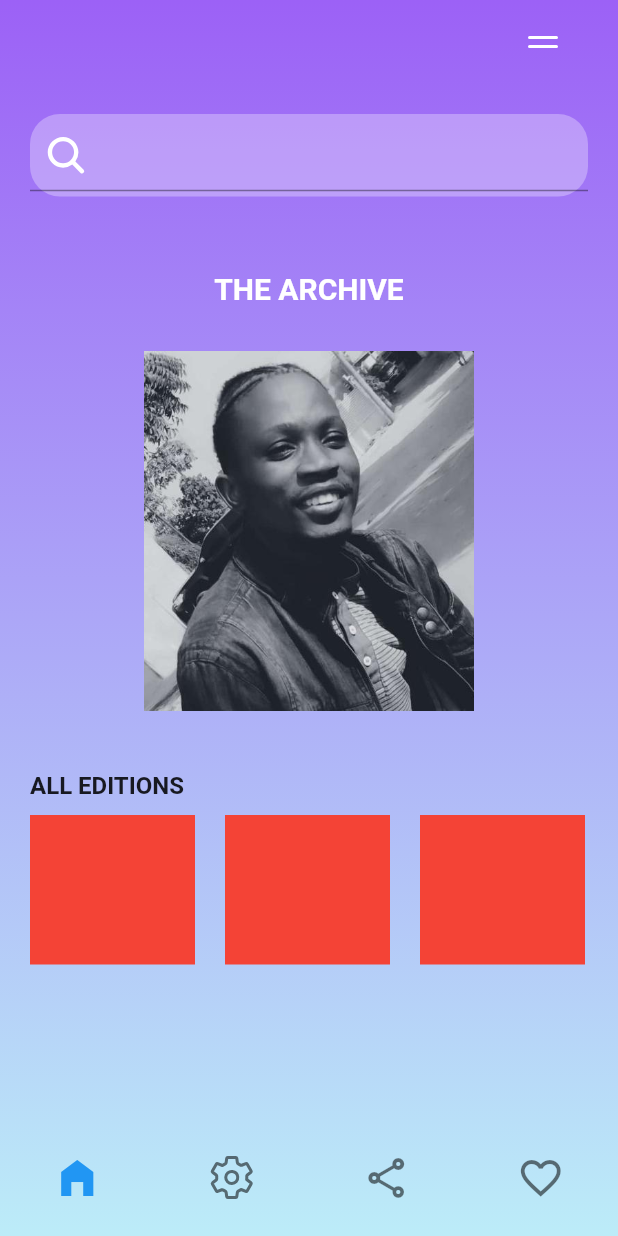
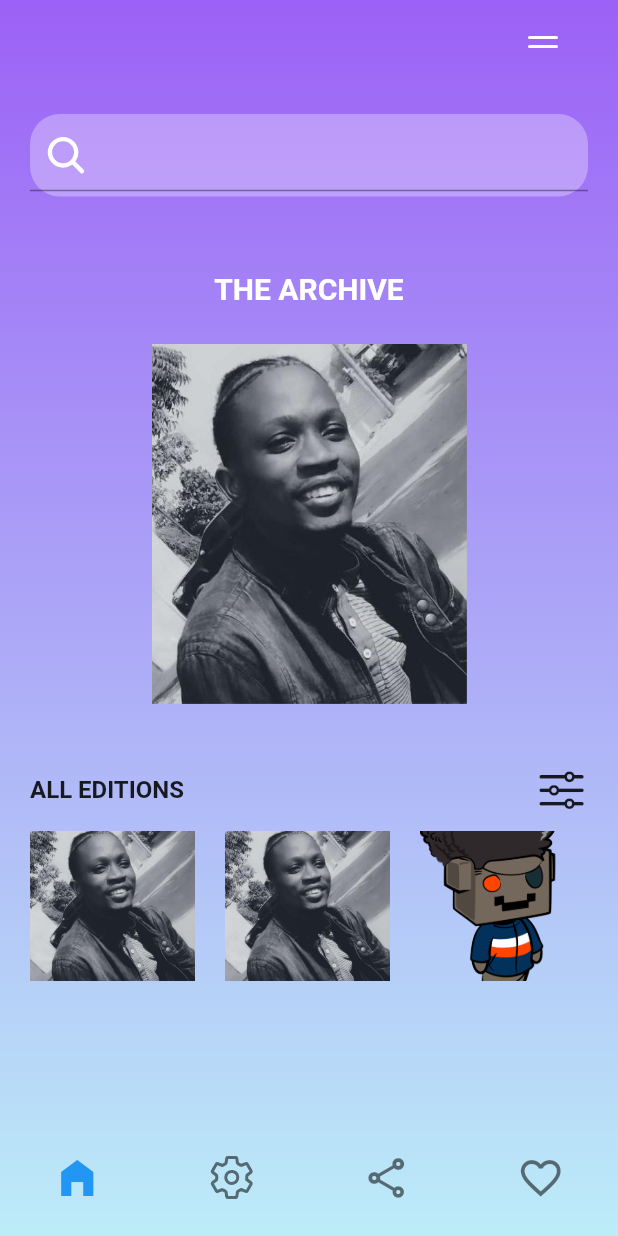
Before and after one commit to Ferrozo/flutter_animated_book_ui_app_design, a Flutter app: the screen it shows after launch, on a phone screen of 412 x 824 dp. Run offline on Flutter 3.47's test engine with Material 2 defaults, Android fonts, the phone set to English and light mode, and no system bars; our stand-ins replace ionicons.

Commit message:
removing card on list done

```diff
--- /dev/null
+++ b/lib/src/domain/repository/cards_repository.dart
@@ -0,0 +1,24 @@
+import 'package:animated_book_ui_app_design/src/domain/models/card/card_model.dart';
+
+List<CardModel> draggableItems = [
+  const CardModel(
+    distance: '10 miles away',
+    cardUrlImage: 'src/assets/avatar_1.jpg',
+  ),
+  const CardModel(
+    distance: '10 miles away',
+    cardUrlImage: 'src/assets/avatar_1.jpg',
+  ),
+  const CardModel(
+    distance: '10 miles away',
+    cardUrlImage: 'src/assets/avatar_2.png',
+  ),
+  const CardModel(
+    distance: '10 miles away',
+    cardUrlImage: 'src/assets/avatar_3.png',
+  ),
+  const CardModel(
+    distance: '10 miles away',
+    cardUrlImage: 'src/assets/avatar_1.jpg',
+  ),
+];
--- a/lib/src/presentation/screens/home/home_page.dart
+++ b/lib/src/presentation/screens/home/home_page.dart
@@ -1,3 +1,5 @@
+import 'package:animated_book_ui_app_design/src/domain/repository/cards_repository.dart';
+import 'package:flutter/cupertino.dart';
 import 'package:flutter/material.dart';
 import 'package:ionicons/ionicons.dart';
 import '../../widgets/export_widgets.dart';
@@ -64,19 +66,28 @@ class _HomePageState extends State<HomePage> {
                     ),
                   ),
                 ),
-                const SizedBox(height: 20),
+                const SizedBox(height: 15),
                 const CardContainer(),
                 const SizedBox(height: 30),
                 SizedBox(
                   child: Column(
                     crossAxisAlignment: CrossAxisAlignment.start,
                     children: [
-                      const Text(
-                        'ALL EDITIONS',
-                        style: TextStyle(
-                          fontSize: 16,
-                          fontWeight: FontWeight.bold,
-                        ),
+                      Row(
+                        mainAxisAlignment: MainAxisAlignment.spaceBetween,
+                        children: const [
+                          Text(
+                            'ALL EDITIONS',
+                            style: TextStyle(
+                              fontSize: 16,
+                              fontWeight: FontWeight.bold,
+                            ),
+                          ),
+                          Icon(
+                            CupertinoIcons.slider_horizontal_3,
+                            size: 35,
+                          )
+                        ],
                       ),
                       const SizedBox(
                         height: 10,
@@ -85,14 +96,21 @@ class _HomePageState extends State<HomePage> {
                         scrollDirection: Axis.horizontal,
                         child: Row(
                           children: [
-                            for (int i = 0; i < 4; i++)
+                            for (int i = 0; i <= 4; i++)
                               Container(
                                 margin: i > 0
                                     ? const EdgeInsets.only(left: 20)
                                     : null,
                                 height: 100,
                                 width: 110,
-                                color: Colors.red,
+                                decoration: BoxDecoration(
+                                  image: DecorationImage(
+                                    image: AssetImage(
+                                      draggableItems[i].cardUrlImage,
+                                    ),
+                                    fit: BoxFit.cover,
+                                  ),
+                                ),
                               ),
                           ],
                         ),
--- a/lib/src/presentation/widgets/card/card.dart
+++ b/lib/src/presentation/widgets/card/card.dart
@@ -1,4 +1,4 @@
-import 'package:animated_book_ui_app_design/src/domain/modals/card/card_model.dart';
+import 'package:animated_book_ui_app_design/src/domain/repository/cards_repository.dart';
 import 'package:flutter/material.dart';
 
 import '../../../config/constants.dart';
@@ -13,46 +13,19 @@ class CardContainer extends StatefulWidget {
 
 class _CardContainerState extends State<CardContainer>
     with SingleTickerProviderStateMixin {
-  List<CardModel> draggableItems = const [
-    CardModel(
-      distance: '10 miles away',
-      cardUrlImage: 'src/assets/avatar_2.png',
-    ),
-    CardModel(
-      distance: '10 miles away',
-      cardUrlImage: 'src/assets/avatar_3.png',
-    ),
-    CardModel(
-      distance: '10 miles away',
-      cardUrlImage: 'src/assets/avatar_1.jpg',
-    ),
-    // CardModel(
-    //
-    //     distance: '10 miles away',
-    //     cardUrlImage: 'src/assets/avatar_4.png',
-    //     ),
-    // CardModel(
-    //
-    //     distance: '10 miles away',
-    //     cardUrlImage: 'src/assets/avatar_5.png',
-    //     ),
-  ];
-
   ValueNotifier<Swipe> swipeNotifier = ValueNotifier(Swipe.none);
   late final AnimationController _animationController;
-
   @override
   void initState() {
     super.initState();
     _animationController = AnimationController(
-      duration: const Duration(milliseconds: 500),
+      duration: const Duration(milliseconds: 100),
       vsync: this,
     );
     _animationController.addStatusListener((status) {
       if (status == AnimationStatus.completed) {
         draggableItems.removeLast();
         _animationController.reset();
-
         swipeNotifier.value = Swipe.none;
       }
     });
@@ -74,19 +47,19 @@ class _CardContainerState extends State<CardContainer>
                   return PositionedTransition(
                     rect: RelativeRectTween(
                       begin: RelativeRect.fromSize(
-                          const Rect.fromLTWH(0, 0, 580, 340),
-                          const Size(580, 340)),
+                          const Rect.fromLTWH(0, 0, 500, 500),
+                          const Size(500, 500)),
                       end: RelativeRect.fromSize(
                           Rect.fromLTWH(
                               swipe != Swipe.none
                                   ? swipe == Swipe.left
-                                      ? -300
-                                      : 300
+                                      ? -50
+                                      : 50
                                   : 0,
                               0,
-                              580,
-                              340),
-                          const Size(580, 340)),
+                              500,
+                              500),
+                          const Size(580, 300)),
                     ).animate(CurvedAnimation(
                       parent: _animationController,
                       curve: Curves.easeInOut,
@@ -96,8 +69,8 @@ class _CardContainerState extends State<CardContainer>
                               begin: 0,
                               end: swipe != Swipe.none
                                   ? swipe == Swipe.left
-                                      ? -0.1 * 0.3
-                                      : 0.1 * 0.3
+                                      ? -0.1 * 0.5
+                                      : 0.1 * 0.5
                                   : 0.0)
                           .animate(
                         CurvedAnimation(
@@ -137,7 +110,6 @@ class _CardContainerState extends State<CardContainer>
                 // ActionButtonWidget(
                 // 	onPressed: () {
                 // 		swipeNotifier.value = Swipe.left;
-                // 		_animationController.forward();
                 // 	},
                 // 	icon: const Icon(
                 // 		Icons.close,
--- a/lib/src/presentation/widgets/details_card/details_card.dart
+++ b/lib/src/presentation/widgets/details_card/details_card.dart
@@ -1,5 +1,5 @@
 import 'package:flutter/material.dart';
-import '../../../domain/modals/card/card_model.dart';
+import '../../../domain/models/card/card_model.dart';
 
 class ProfileCard extends StatelessWidget {
   const ProfileCard({Key? key, required this.profile}) : super(key: key);
@@ -9,7 +9,7 @@ class ProfileCard extends StatelessWidget {
   Widget build(BuildContext context) {
     return Container(
       height: 260,
-      width: 220,
+      width: 210,
       padding: const EdgeInsets.symmetric(vertical: 10),
       child: Stack(
         children: [
--- a/lib/src/presentation/widgets/draggable/draggable_widget.dart
+++ b/lib/src/presentation/widgets/draggable/draggable_widget.dart
@@ -2,7 +2,7 @@ import 'package:animated_book_ui_app_design/src/presentation/widgets/details_car
 import 'package:flutter/material.dart';
 
 import '../../../config/constants.dart';
-import '../../../domain/modals/card/card_model.dart';
+import '../../../domain/models/card/card_model.dart';
 
 class DragWidget extends StatefulWidget {
   const DragWidget({
@@ -36,8 +36,8 @@ class _DragWidgetState extends State<DragWidget> {
               return RotationTransition(
                 turns: widget.swipeNotifier.value != Swipe.none
                     ? widget.swipeNotifier.value == Swipe.left
-                        ? const AlwaysStoppedAnimation(-15 / 360)
-                        : const AlwaysStoppedAnimation(15 / 360)
+                        ? const AlwaysStoppedAnimation(-5 / 360)
+                        : const AlwaysStoppedAnimation(5 / 360)
                     : const AlwaysStoppedAnimation(0),
                 child: Stack(
                   children: [
@@ -48,14 +48,14 @@ class _DragWidgetState extends State<DragWidget> {
                                 top: 40,
                                 left: 20,
                                 child: Transform.rotate(
-                                  angle: 12,
+                                  angle: 5,
                                 ),
                               )
                             : Positioned(
                                 top: 50,
                                 right: 24,
                                 child: Transform.rotate(
-                                  angle: -12,
+                                  angle: -5,
                                 ),
                               )
                         : const SizedBox.shrink(),
@@ -68,12 +68,12 @@ class _DragWidgetState extends State<DragWidget> {
         onDragUpdate: (DragUpdateDetails dragUpdateDetails) {
           if (dragUpdateDetails.delta.dx > 0 &&
               dragUpdateDetails.globalPosition.dx >
-                  MediaQuery.of(context).size.width / 2) {
+                  MediaQuery.of(context).size.width / 6) {
             widget.swipeNotifier.value = Swipe.right;
           }
           if (dragUpdateDetails.delta.dx < 0 &&
               dragUpdateDetails.globalPosition.dx <
-                  MediaQuery.of(context).size.width / 2) {
+                  MediaQuery.of(context).size.width / 6) {
             widget.swipeNotifier.value = Swipe.left;
           }
         },
@@ -99,20 +99,21 @@ class _DragWidgetState extends State<DragWidget> {
                             top: 40,
                             left: 20,
                             child: Transform.rotate(
-                                angle: 12,
+                              angle: 5,
                             ),
                           )
                         : Positioned(
                             top: 50,
                             right: 24,
                             child: Transform.rotate(
-                                angle: -12,
+                              angle: -5,
                             ),
                           )
                     : const SizedBox.shrink(),
               ],
             );
-            }),
+          },
+        ),
       ),
     );
   }
```
Also changed, not shown: lib/src/domain/models/card/card_model.dart (renamed from lib/src/domain/modals/card/card_model.dart). Lines whose indentation alone changed are shown as unchanged.
